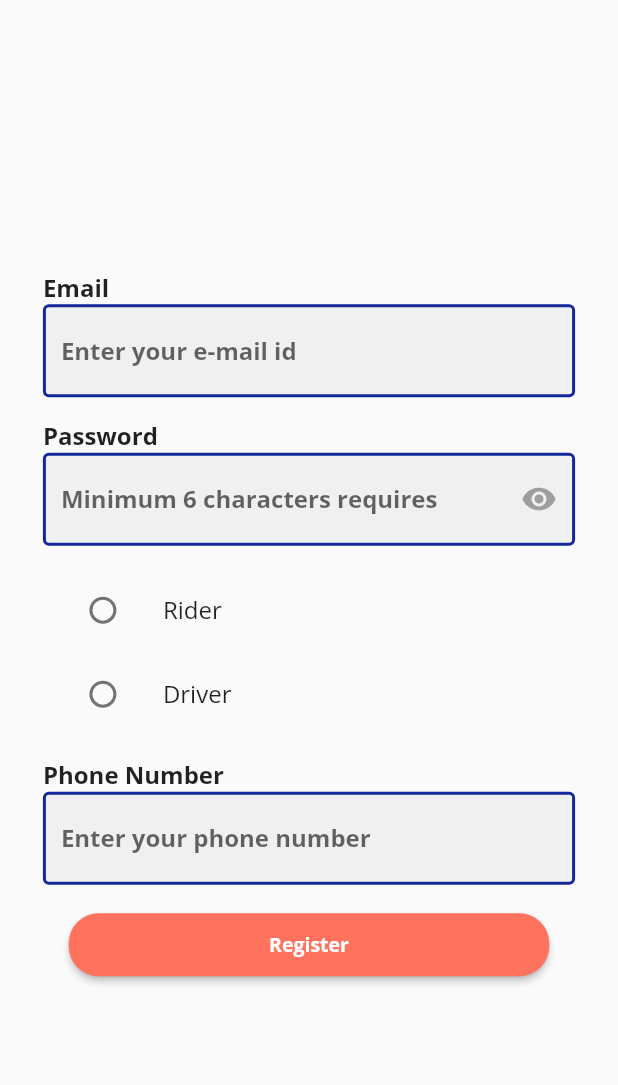
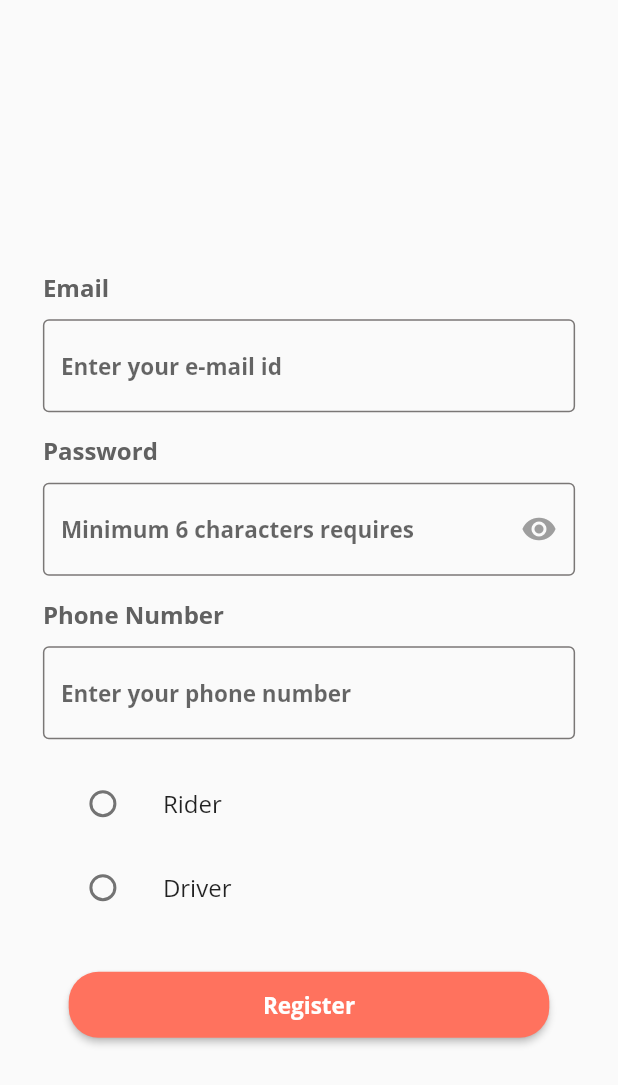
Before and after one commit to ashu3103/D-Ola-New, a Flutter app: the LoginPage screen opened by its route, after a tap on "Login", after a tap on "Register", on a phone screen of 412 x 824 dp. Shown: the top 1085 px of the screen. Run offline on Flutter 3.47's test engine with Material 2 defaults, Android fonts, the phone set to English and light mode, and no system bars; drawn by our look-alikes of modal_progress_hud_nsn; our stand-ins replace dio, firebase_auth, firebase_core, flutter_custom_clippers, flutter_dotenv, google_fonts and 2 more; missing offline and left inert: flutter_mapbox_navigation, mapbox_gl; accounts and stored records are empty; network calls fail.

Commit message:
some UI fixes

```diff
--- a/lib/authentication/loginPage.dart
+++ b/lib/authentication/loginPage.dart
@@ -32,33 +32,35 @@ class _LoginPageState extends State<LoginPage> {
                 HeadClipper(),
                 Padding(
                   padding:
-                      EdgeInsets.symmetric(horizontal: 8.0, vertical: 16.0),
+                      EdgeInsets.symmetric(horizontal: MediaQuery.of(context).size.width*.05, vertical: 16.0),
                   child: Column(
                     crossAxisAlignment: CrossAxisAlignment.start,
                     children: [
-                      Text('Username',
+                      Text('Email',
                           style: TextStyle(
+                            color: Color.fromRGBO(94, 90, 90, 1),
                               fontWeight: FontWeight.bold, fontSize: 16.0)),
                       SizedBox(height: 10.0),
                       TextField(
                         onChanged: (val) {
                           username = val;
                         },
-                        cursorColor: Colors.black,
+                        cursorColor: Color.fromARGB(255, 92, 90, 90),
                         style: TextStyle(
-                            color: Colors.black, fontWeight: FontWeight.bold),
+                            color: Color.fromARGB(255, 92, 90, 90), fontWeight: FontWeight.bold),
                         decoration: customBoxStyle,
                       ),
                       SizedBox(height: 25.0),
                       Text('Password',
                           style: TextStyle(
+                            color: Color.fromRGBO(94, 90, 90, 1),
                               fontWeight: FontWeight.bold, fontSize: 16.0)),
                       SizedBox(height: 10.0),
                       TextField(
                         onChanged: (val) {
                           password = val;
                         },
-                        cursorColor: Colors.black,
+                        cursorColor: Color.fromRGBO(94, 90, 90, 1),
                         obscureText: loginObscure,
                         decoration: customBoxStyle.copyWith(
                           suffixIcon: IconButton(
@@ -77,16 +79,20 @@ class _LoginPageState extends State<LoginPage> {
                           visible: invalidCredentials,
                           child: Center(
                               child: Text(
-                                  'Invalid Username or password entered',
+                                  'Invalid Email or password entered',
                                   style: TextStyle(color: Colors.red)))),
                       SizedBox(height: 35.0),
-                      GestureDetector(
-                        onTap: () async {
+                      Center(
+                          child: Padding(
+                        padding: const EdgeInsets.symmetric(vertical: 16.0),
+                        child: ElevatedButton(
+                          onPressed: () async {
                             setState(() {
                               showpinner = true;
                             });
                             try {
-                            final user = await auth.signInWithEmailAndPassword(
+                              final user =
+                                  await auth.signInWithEmailAndPassword(
                                       email: username, password: password);
                               if (user != null) {
                                 setState(() {
@@ -106,25 +112,34 @@ class _LoginPageState extends State<LoginPage> {
                               print(e);
                             }
                           },
+                          style: ButtonStyle(
+                              backgroundColor:
+                                  const MaterialStatePropertyAll<Color>(
+                                Color.fromRGBO(255, 114, 94, 1),
+                              ),
+                              shape: MaterialStateProperty.all<
+                                      RoundedRectangleBorder>(
+                                  RoundedRectangleBorder(
+                                borderRadius: BorderRadius.circular(20.0),
+                              ))),
                           child: Container(
-                          alignment: Alignment.center,
-                          width: double.infinity,
-                          padding: EdgeInsets.symmetric(vertical: 10.0),
-                          margin: EdgeInsets.symmetric(horizontal: 15.0),
-                          child: Text('Login',
+                              padding: const EdgeInsets.all(12),
+                              width: MediaQuery.of(context).size.width * 0.7,
+                              child: Text(
+                                'Login',
                                 style: TextStyle(
-                                  fontSize: 20.0, color: Colors.white)),
-                          decoration: BoxDecoration(
-                            color: Color.fromRGBO(255, 114, 94, 1),
+                                    fontSize: 15, fontWeight: FontWeight.w700),
+                                textAlign: TextAlign.center,
+                              )),
                         ),
-                        ),
-                      ),
+                      )),
                       SizedBox(height: 5.0),
                       Container(
                         alignment: Alignment.centerRight,
                         margin: EdgeInsets.only(right: 15.0),
                         child: Text('Forgot Password?',
                             style: TextStyle(
+                                color:Colors.grey[700],
                                 fontSize: 15.0, fontWeight: FontWeight.bold)),
                       ),
                       SizedBox(height: 40.0),
@@ -132,12 +147,12 @@ class _LoginPageState extends State<LoginPage> {
                         mainAxisAlignment: MainAxisAlignment.center,
                         children: [
                           Text('Don\'t have an account ?  ',
-                              style: TextStyle(fontWeight: FontWeight.bold)),
+                              style: TextStyle(  color:Colors.grey[700], fontSize:15,fontWeight: FontWeight.bold)),
                           GestureDetector(
                             onTap: () {
                               Navigator.pushNamed(context, '/register');
                             },
-                            child: Text('Register',
+                            child: const Text('Register',
                                 style: TextStyle(
                                     color: Color.fromRGBO(255, 114, 94, 1),
                                     fontWeight: FontWeight.bold)),
--- a/lib/authentication/registerPage.dart
+++ b/lib/authentication/registerPage.dart
@@ -64,8 +64,10 @@ class _RegistrationPageState extends State<RegistrationPage> {
                           children: [
                             Text('Email',
                                 style: TextStyle(
+                                    color: Colors.grey[700],
                                     fontWeight: FontWeight.bold,
                                     fontSize: 16.0)),
+                            SizedBox(height: 10.0),
                             TextField(
                               onChanged: (val) {
                                 email = val;
@@ -73,18 +75,21 @@ class _RegistrationPageState extends State<RegistrationPage> {
                                   validateForm();
                                 });
                               },
-                              cursorColor: Colors.black,
+                              cursorColor: Colors.grey[700],
                               style: TextStyle(
-                                  color: Colors.black,
+                                  color: Colors.grey[700],
                                   fontWeight: FontWeight.bold),
                               decoration: customBoxStyle.copyWith(
-                                  hintText: 'Enter your e-mail id'),
+                                  hintText: 'Enter your e-mail id',
+                                  hintStyle: TextStyle(fontSize: 15)),
                             ),
                             const SizedBox(height: 15.0),
                             Text('Password',
                                 style: TextStyle(
+                                    color: Colors.grey[700],
                                     fontWeight: FontWeight.bold,
                                     fontSize: 16.0)),
+                            SizedBox(height: 10.0),
                             TextField(
                               onChanged: (val) {
                                 password = val;
@@ -92,9 +97,9 @@ class _RegistrationPageState extends State<RegistrationPage> {
                                   validateForm();
                                 });
                               },
-                              cursorColor: Colors.black,
+                              cursorColor: Colors.grey[700],
                               style: TextStyle(
-                                  color: Colors.black,
+                                  color: Colors.grey[700],
                                   fontWeight: FontWeight.bold),
                               obscureText: signupObscure,
                               decoration: customBoxStyle.copyWith(
@@ -109,7 +114,32 @@ class _RegistrationPageState extends State<RegistrationPage> {
                                       });
                                     },
                                   ),
-                                  hintText: 'Minimum 6 characters requires'),
+                                  hintText: 'Minimum 6 characters requires',
+                                  hintStyle: TextStyle(fontSize: 15)),
+                            ),
+                            SizedBox(height: 15.0),
+
+                            Text('Phone Number',
+                                style: TextStyle(
+                                  color:Colors.grey[700],
+                                    fontWeight: FontWeight.bold,
+                                    fontSize: 16.0)),
+                            SizedBox(height: 10.0),
+                            TextField(
+                              onChanged: (val) {
+                                phoneno = val;
+                                setState(() {
+                                  validateForm();
+                                });
+                              },
+                              cursorColor: Colors.grey[700],
+                              style: TextStyle(
+                                  color: Colors.grey[700],
+                                  fontWeight: FontWeight.bold),
+                              obscureText: signupObscure,
+                              decoration: customBoxStyle.copyWith(
+                                  hintText: 'Enter your phone number',
+                                  hintStyle: TextStyle(fontSize: 15)),
                             ),
                             SizedBox(height: 15.0),
                             Column(
@@ -119,11 +149,11 @@ class _RegistrationPageState extends State<RegistrationPage> {
                                   title: const Text('Rider'),
                                   leading: Radio(
                                     value: "Rider",
-                                    groupValue: "Role",
-                                    focusColor: Colors.blue,
+                                    groupValue: role,
+                                    activeColor: Color.fromRGBO(255, 114, 94, 1),
                                     onChanged: (value) {
                                       setState(() {
-                                        role = value as String;
+                                        role = value.toString();
                                         show = false;
                                       });
                                     },
@@ -133,10 +163,11 @@ class _RegistrationPageState extends State<RegistrationPage> {
                                   title: const Text('Driver'),
                                   leading: Radio(
                                     value: "Driver",
-                                    groupValue: "Role",
+                                    groupValue:role,
+                                    activeColor: Color.fromRGBO(255, 114, 94, 1),
                                     onChanged: (value) {
                                       setState(() {
-                                        role = value as String;
+                                        role = value.toString();
                                         show = true;
                                       });
                                     },
@@ -144,12 +175,13 @@ class _RegistrationPageState extends State<RegistrationPage> {
                                 ),
                               ],
                             ),
-                            SizedBox(height: 15.0),
                             if (show)
                               Text('Public Key of Driver',
                                   style: TextStyle(
+                                      color: Colors.grey[700],
                                       fontWeight: FontWeight.bold,
                                       fontSize: 16.0)),
+                            if (show) SizedBox(height: 10.0),
                             if (show)
                               TextField(
                                 onChanged: (val) {
@@ -158,9 +190,9 @@ class _RegistrationPageState extends State<RegistrationPage> {
                                     validateForm();
                                   });
                                 },
-                                cursorColor: Colors.black,
+                                cursorColor: Colors.grey[700],
                                 style: TextStyle(
-                                    color: Colors.black,
+                                    color: Colors.grey[700],
                                     fontWeight: FontWeight.bold),
                                 obscureText: signupObscure,
                                 decoration: customBoxStyle.copyWith(
@@ -175,28 +207,11 @@ class _RegistrationPageState extends State<RegistrationPage> {
                                         });
                                       },
                                     ),
-                                    hintText: 'Minimum 6 characters requires'),
+                                    hintText: 'Minimum 6 characters requires',
+                                    hintStyle: TextStyle(fontSize: 15)),
                               ),
-                            if (show) SizedBox(height: 15.0),
-                            Text('Phone Number',
-                                style: TextStyle(
-                                    fontWeight: FontWeight.bold,
-                                    fontSize: 16.0)),
-                            TextField(
-                              onChanged: (val) {
-                                phoneno = val;
-                                setState(() {
-                                  validateForm();
-                                });
-                              },
-                              cursorColor: Colors.black,
-                              style: TextStyle(
-                                  color: Colors.black,
-                                  fontWeight: FontWeight.bold),
-                              obscureText: signupObscure,
-                              decoration: customBoxStyle.copyWith(
-                                  hintText: 'Enter your phone number'),
-                            ),
+
+                            SizedBox(height: 10),
                             Center(
                                 child: Padding(
                               padding:
@@ -211,9 +226,8 @@ class _RegistrationPageState extends State<RegistrationPage> {
                                       final newUser = await auth
                                           .createUserWithEmailAndPassword(
                                               email: email, password: password);
-                                              print(newUser);
-                                              print("[swddd]");
-                                              print(password);
+                                      print(newUser);
+                                      print(password);
                                       if (newUser != null) {
                                         ScaffoldMessenger.of(context)
                                             .showSnackBar(
@@ -250,7 +264,7 @@ class _RegistrationPageState extends State<RegistrationPage> {
                                     child: Text(
                                       'Register',
                                       style: TextStyle(
-                                          fontSize: 13,
+                                          fontSize: 15,
                                           fontWeight: FontWeight.w700),
                                       textAlign: TextAlign.center,
                                     )),
--- a/lib/ui/splash.dart
+++ b/lib/ui/splash.dart
@@ -59,21 +59,21 @@ class _SplashState extends State<Splash> {
   @override
   Widget build(BuildContext context) {
     return Material(
-      color: Colors.indigo,
+      color: Colors.white,
       child: Column(
         mainAxisAlignment: MainAxisAlignment.center,
         children: [
           const Icon(
             CupertinoIcons.car_detailed,
-            color: Colors.white,
+            color: Color.fromRGBO(255, 114, 94, 1),
             size: 120,
           ),
           Text(
-            'Mapbox Cabs',
+            "D'Ola",
             style: Theme.of(context)
                 .textTheme
                 .headlineLarge
-                ?.copyWith(color: Colors.white, fontWeight: FontWeight.bold),
+                ?.copyWith(color: Color.fromRGBO(255, 114, 94, 1), fontWeight: FontWeight.bold),
           ),
         ],
       ),
--- a/lib/utils/components.dart
+++ b/lib/utils/components.dart
@@ -2,29 +2,44 @@ import 'package:flutter/material.dart';
 import 'package:flutter_custom_clippers/flutter_custom_clippers.dart';
 
 class HeadClipper extends StatelessWidget {
-  const HeadClipper({Key? key,}) : super(key: key);
+  const HeadClipper({
+    Key? key,
+  }) : super(key: key);
 
   @override
   Widget build(BuildContext context) {
     return ClipPath(
       clipper: WaveClipperTwo(flip: true),
       child: Container(
-        decoration: BoxDecoration(
-
-        ),
+        decoration: BoxDecoration(),
         height: MediaQuery.of(context).size.height * 0.3,
-        child: Center(child: Text("D'Ola", style: TextStyle(fontSize: 35.0, letterSpacing: 2,color: Colors.white, fontWeight: FontWeight.w900))),
+        child: Center(
+            child: Text("D'Ola",
+                style: TextStyle(
+                    fontSize: 35.0,
+                    letterSpacing: 2,
+                    color: Colors.white,
+                    fontWeight: FontWeight.w900))),
       ),
     );
   }
 }
 
-InputDecoration customBoxStyle = InputDecoration(
-  filled: true,
-  enabledBorder: OutlineInputBorder(
-      borderSide: BorderSide(width: 2.0, color: Color(0xff14279B))
-  ),
-  focusedBorder: OutlineInputBorder(
-      borderSide: BorderSide(width: 2.0, color: Color(0xff14279B))
+InputDecoration customBoxStyle = const InputDecoration(
+  border: OutlineInputBorder(),
+  // labelText: 'Enter Age',
+  labelStyle: TextStyle(
+    color: Color.fromRGBO(179, 177, 177, 1),
+    fontWeight: FontWeight.w700,
+    fontSize: 15,
+    fontFamily: 'Lato',),
+    // filled: true,
+    enabledBorder: OutlineInputBorder(
+        borderSide: BorderSide( color: Color.fromRGBO(122, 119, 118, 1))
+        // borderSide: BorderSide( color: Color.fromRGBO(205, 200, 199, 1))
+        // (width: 1.5, color: Color.fromRGBO(201, 195, 194, 1))
+    ),
+    focusedBorder: OutlineInputBorder(
+        borderSide: BorderSide( color: Color.fromRGBO(122, 119, 118, 1))
   ),
 );
```
Lines whose indentation alone changed are shown as unchanged.
